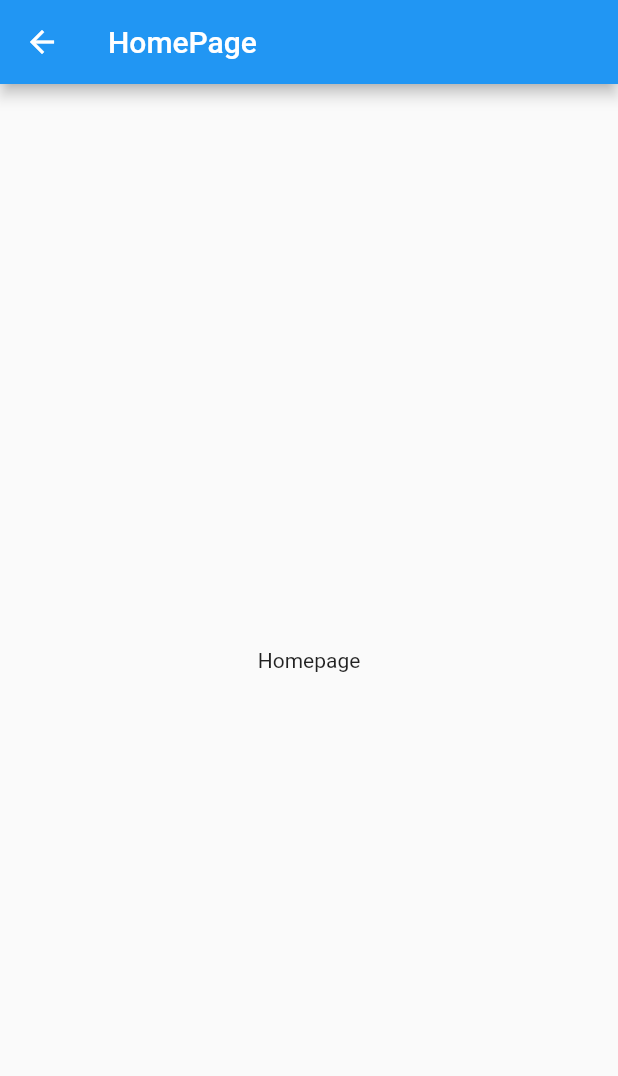
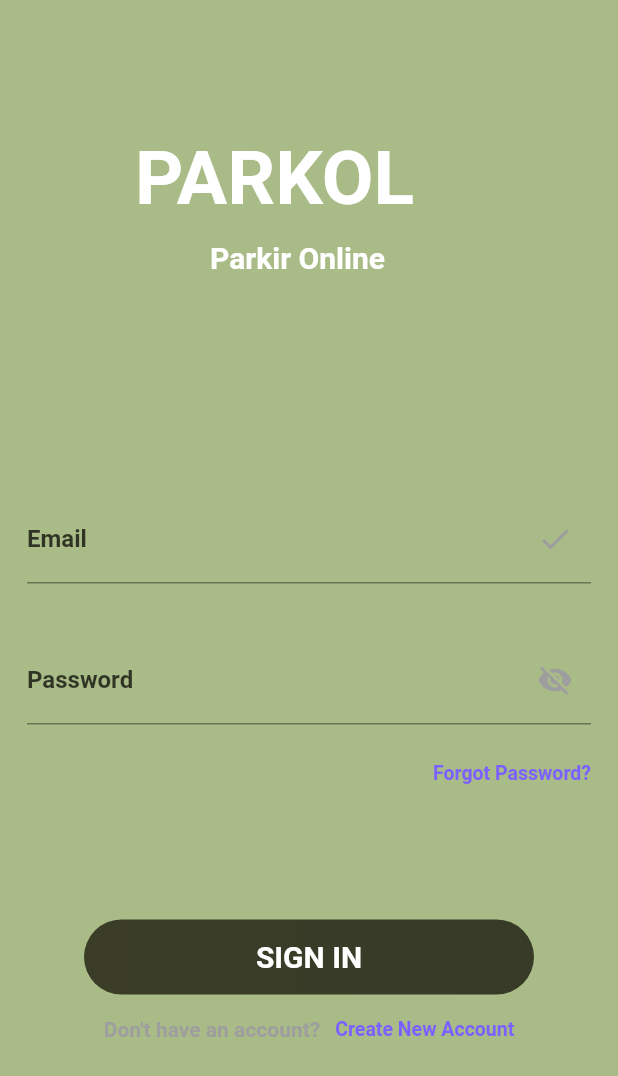
Before and after one commit to fach3f/Parkol-ParkirOnline, a Flutter app: the screen it shows after launch, on a phone screen of 412 x 824 dp. Shown: the top 1076 px of the screen. Run offline on Flutter 3.47's test engine with Material 2 defaults, Android fonts, the phone set to English and light mode, and no system bars; our stand-ins replace google_fonts, loading_animation_widget; Roboto replaces fonts that are missing (Goldman).

Commit message:
Halaman Login

```diff
--- /dev/null
+++ b/lib/Login.dart
@@ -0,0 +1,154 @@
+import 'package:flutter/material.dart';
+import 'package:google_fonts/google_fonts.dart';
+
+class Login extends StatefulWidget {
+  const Login({Key? key}) : super(key: key);
+
+  @override
+  State<Login> createState() => _LoginState();
+}
+
+class _LoginState extends State<Login> {
+  @override
+  Widget build(BuildContext context) {
+    return Scaffold(
+      backgroundColor: const Color(0xffA9BB86),
+      body: Stack(
+        children: [
+          Container(
+            child: Padding(
+              padding: const EdgeInsets.only(top: 90, left: 90),
+              child: Text(
+                'PARKOL',
+                style: GoogleFonts.goldman(
+                  fontSize: 50,
+                  color: Colors.white,
+                  fontWeight: FontWeight.bold,
+                ),
+              ),
+            ),
+          ),
+          Container(
+            child: Padding(
+              padding: const EdgeInsets.only(top: 160, left: 140),
+              child: Text(
+                'Parkir Online',
+                style: GoogleFonts.goldman(
+                  fontSize: 20,
+                  color: Colors.white,
+                  fontWeight: FontWeight.bold,
+                ),
+              ),
+            ),
+          ),
+          Padding(
+            padding: const EdgeInsets.only(top: 200.0),
+            child: Container(
+              height: double.infinity,
+              width: double.infinity,
+              child: Padding(
+                padding: const EdgeInsets.only(left: 18.0, right: 18),
+                child: Column(
+                  mainAxisAlignment: MainAxisAlignment.center,
+                  children: [
+                    const TextField(
+                      decoration: InputDecoration(
+                        suffixIcon: Icon(
+                          Icons.check,
+                          color: Colors.grey,
+                        ),
+                        labelText: 'Email',
+                        labelStyle: TextStyle(
+                          fontWeight: FontWeight.bold,
+                          color: Color.fromARGB(184, 0, 0, 0),
+                        ),
+                      ),
+                    ),
+                    const SizedBox(
+                      height: 35,
+                    ),
+                    const TextField(
+                      decoration: InputDecoration(
+                        suffixIcon: Icon(
+                          Icons.visibility_off,
+                          color: Colors.grey,
+                        ),
+                        labelText: 'Password',
+                        labelStyle: TextStyle(
+                          fontWeight: FontWeight.bold,
+                          color: Color.fromARGB(184, 0, 0, 0),
+                        ),
+                      ),
+                    ),
+                    const SizedBox(
+                      height: 25,
+                    ),
+                    const Align(
+                      alignment: Alignment.centerRight,
+                      child: Text(
+                        'Forgot Password?',
+                        style: TextStyle(
+                          fontWeight: FontWeight.bold,
+                          fontSize: 13,
+                          color: Color(0xFF7B61FF),
+                        ),
+                      ),
+                    ),
+                    const SizedBox(
+                      height: 90,
+                    ),
+                    Container(
+                      height: 50,
+                      width: 300,
+                      decoration: BoxDecoration(
+                        borderRadius: BorderRadius.circular(45),
+                        gradient: const LinearGradient(
+                            colors: [Color.fromARGB(184, 16, 12, 2), Color.fromARGB(184, 11, 9, 3)]),
+                      ),
+                      child: TextButton(
+                        onPressed: () {},
+                        child: const Text(
+                          'SIGN IN',
+                          style: TextStyle(fontWeight: FontWeight.bold, fontSize: 20, color: Colors.white),
+                        ),
+                      ),
+                    ),
+                    const SizedBox(
+                      height: 15,
+                    ),
+                    const Align(
+                      alignment: Alignment.bottomLeft,
+                      child: Row(
+                        mainAxisAlignment: MainAxisAlignment.center,
+                        children: [
+                          Text(
+                            "Don't have an account?",
+                            style: TextStyle(
+                              fontWeight: FontWeight.bold,
+                              color: Colors.grey,
+                            ),
+                          ),
+                          SizedBox(
+                            width: 10,
+                          ),
+                          Text(
+                            "Create New Account",
+                            style: TextStyle(
+                              fontWeight: FontWeight.bold,
+                              fontSize: 13,
+                              color: Color(0xFF7B61FF),
+                            ),
+                          ),
+                        ],
+                      ),
+                    ),
+                  ],
+                ),
+              ),
+            ),
+          ),
+        ],
+      ),
+    );
+  }
+}
--- a/lib/SplashScreen.dart
+++ b/lib/SplashScreen.dart
@@ -1,4 +1,5 @@
 import 'package:flutter/material.dart';
+import 'package:parkol/Login.dart';
 import 'dart:async';
 import 'package:parkol/home.dart';
 import 'package:loading_animation_widget/loading_animation_widget.dart';
@@ -24,7 +25,7 @@ class _SplashScreen extends State<SplashScreen> {
 
       Navigator.push(
         context,
-        MaterialPageRoute(builder: (context) => Home()),
+        MaterialPageRoute(builder: (context) => Login()),
       );
     });
   }
--- a/pubspec.yaml
+++ b/pubspec.yaml
@@ -36,6 +36,7 @@ dependencies:
   # Use with the CupertinoIcons class for iOS style icons.
   cupertino_icons: ^1.0.2
   loading_animation_widget:
+  google_fonts: ^6.1.0
 
 dev_dependencies:
   flutter_test:
@@ -46,7 +47,7 @@ dev_dependencies:
   # activated in the `analysis_options.yaml` file located at the root of your
   # package. See that file for information about deactivating specific lint
   # rules and activating additional ones.
-  flutter_lints: ^2.0.0
+  # flutter_lints: ^2.0.0
 
 # For information on the generic Dart part of this file, see the
 # following page: https://dart.dev/tools/pub/pubspec
```
Also changed, not shown: pubspec.lock, 9 other files.
